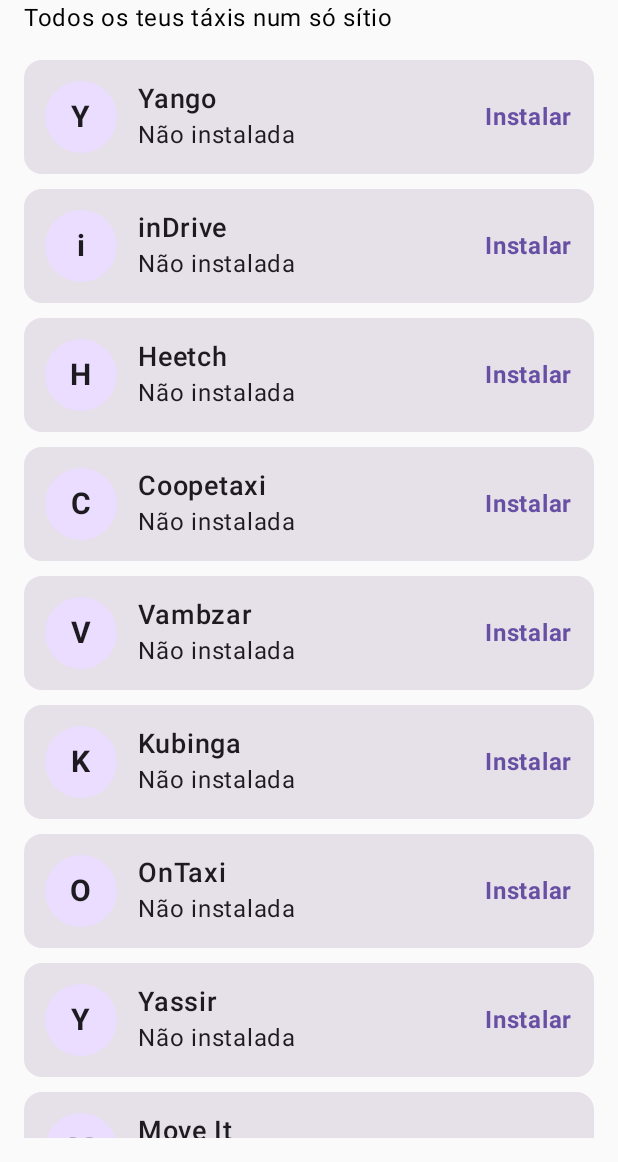
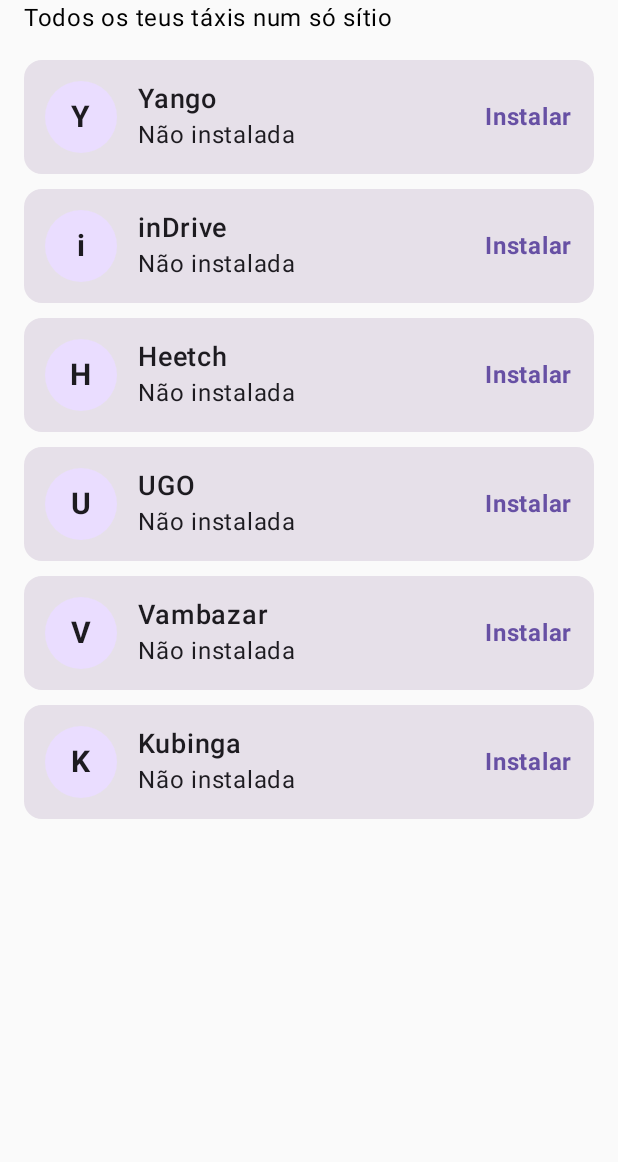
Before and after one commit to PedroPinto123/taxihub, an Android app built with Jetpack Compose: the screen it shows after launch (MainActivity), on a phone screen of 412 x 824 dp, the part 74-1236 px from its top. Run offline under Robolectric (Android 15) with nearby library versions, the phone set to English and light mode, and no system bars.

Commit message:
Lista corrigida

```diff
--- a/app/src/main/AndroidManifest.xml
+++ b/app/src/main/AndroidManifest.xml
@@ -8,9 +8,6 @@
         <package android:name="com.tedmob.coopetaxi" />
         <package android:name="com.vambzar.app" />
         <package android:name="com.kubinga.passenger" />
-        <package android:name="ua.com.ontaxi.client" />
-        <package android:name="com.yatechnologies.yassir_rider" />
-        <package android:name="com.moveit.app.customer" />
     </queries>
 
     <application
--- a/app/src/main/java/ao/taxihub/MainActivity.kt
+++ b/app/src/main/java/ao/taxihub/MainActivity.kt
@@ -33,12 +33,9 @@ val taxiApps = listOf(
     TaxiApp("Yango", "com.yandex.yango"),
     TaxiApp("inDrive", "sinet.startup.inDriver"),
     TaxiApp("Heetch", "com.heetch"),
-    TaxiApp("Coopetaxi", "com.tedmob.coopetaxi"),
-    TaxiApp("Vambzar", "com.vambzar.app"),
-    TaxiApp("Kubinga", "com.kubinga.passenger"),
-    TaxiApp("OnTaxi", "ua.com.ontaxi.client"),
-    TaxiApp("Yassir", "com.yatechnologies.yassir_rider"),
-    TaxiApp("Move It", "com.moveit.app.customer")
+    TaxiApp("UGO", "com.tedmob.coopetaxi"),
+    TaxiApp("Vambazar", "com.vambzar.app"),
+    TaxiApp("Kubinga", "com.kubinga.passenger")
 )
 
 class MainActivity : ComponentActivity() {
```
